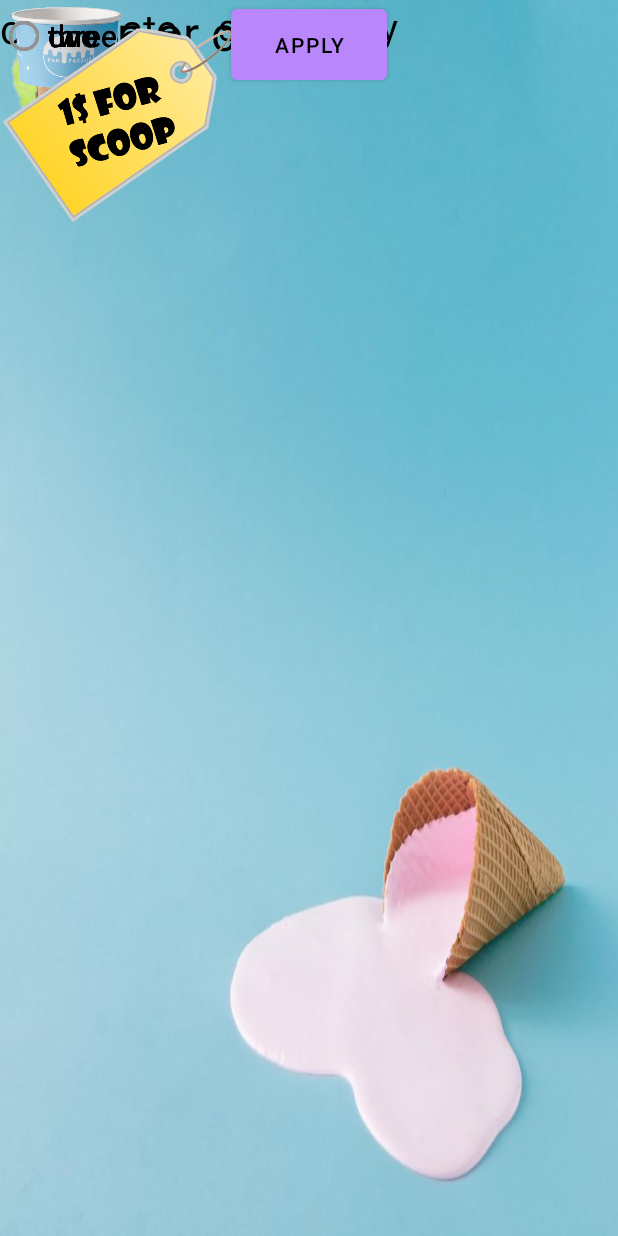
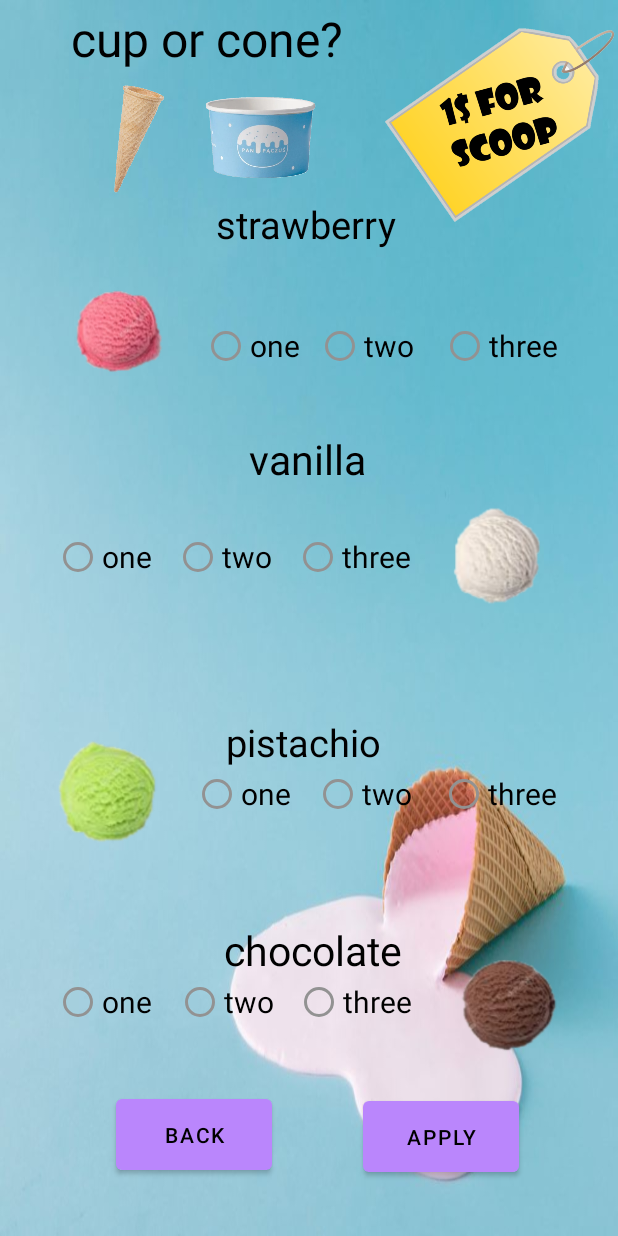
Before and after one commit to AmitSheer/Goldie.inc, an Android app: the ice_cream_menu screen opened directly, with no data from a screen before it, on a phone screen of 412 x 824 dp. Run offline under Robolectric (Android 15) with nearby library versions, the light colour scheme and no system bars; Roboto replaces fonts that are not available here.

Commit message:
organized ice cream page

```diff
--- a/app/src/main/java/com/goldie/menu/menu.java
+++ b/app/src/main/java/com/goldie/menu/menu.java
@@ -24,7 +24,7 @@ public class menu extends AppCompatActivity {
         ImageButton crepe_btn = findViewById(R.id.crepes);
         crepe_btn.setOnClickListener(v -> openCrepePage());
         ImageButton froyo_btn = findViewById(R.id.froyo);
-        crepe_btn.setOnClickListener(v -> openFroyoPage());
+        froyo_btn.setOnClickListener(v -> openFroyoPage());
     }
     public void openIceCreamPage(){
         Intent intent = new Intent(this,ice_cream_menu.class);
--- a/app/src/main/res/layout/icereammuneu.xml
+++ b/app/src/main/res/layout/icereammuneu.xml
@@ -11,79 +11,97 @@
         android:id="@+id/stra"
         android:layout_width="127dp"
         android:layout_height="120dp"
+        android:layout_marginStart="16dp"
+        app:layout_constraintBottom_toBottomOf="parent"
+        app:layout_constraintStart_toStartOf="parent"
+        app:layout_constraintTop_toTopOf="parent"
+        app:layout_constraintVertical_bias="0.222"
         app:srcCompat="@drawable/stra"
-        tools:ignore="MissingConstraints"
-        tools:layout_editor_absoluteX="15dp"
-        tools:layout_editor_absoluteY="143dp" />
+        tools:ignore="MissingConstraints" />
 
     <ImageView
         android:id="@+id/vaniilapic"
         android:layout_width="125dp"
         android:layout_height="108dp"
+        app:layout_constraintBottom_toBottomOf="parent"
+        app:layout_constraintEnd_toEndOf="parent"
+        app:layout_constraintHorizontal_bias="0.919"
+        app:layout_constraintStart_toStartOf="parent"
+        app:layout_constraintTop_toTopOf="parent"
+        app:layout_constraintVertical_bias="0.436"
         app:srcCompat="@drawable/vanilla"
-        tools:ignore="MissingConstraints"
-        tools:layout_editor_absoluteX="270dp"
-        tools:layout_editor_absoluteY="277dp" />
+        tools:ignore="MissingConstraints" />
 
     <ImageView
         android:id="@+id/Pistachiopic"
         android:layout_width="85dp"
         android:layout_height="97dp"
+        app:layout_constraintBottom_toBottomOf="parent"
+        app:layout_constraintEnd_toEndOf="parent"
+        app:layout_constraintHorizontal_bias="0.095"
+        app:layout_constraintStart_toStartOf="parent"
+        app:layout_constraintTop_toTopOf="parent"
+        app:layout_constraintVertical_bias="0.66"
         app:srcCompat="@drawable/pis"
-        tools:ignore="MissingConstraints"
-        tools:layout_editor_absoluteX="32dp"
-        tools:layout_editor_absoluteY="406dp" />
+        tools:ignore="MissingConstraints" />
 
     <ImageView
         android:id="@+id/imageView6"
         android:layout_width="103dp"
         android:layout_height="108dp"
+        app:layout_constraintBottom_toBottomOf="parent"
+        app:layout_constraintEnd_toEndOf="parent"
+        app:layout_constraintHorizontal_bias="0.925"
+        app:layout_constraintStart_toStartOf="parent"
+        app:layout_constraintTop_toTopOf="parent"
+        app:layout_constraintVertical_bias="0.853"
         app:srcCompat="@drawable/chocolate"
-        tools:ignore="MissingConstraints"
-        tools:layout_editor_absoluteX="285dp"
-        tools:layout_editor_absoluteY="542dp" />
+        tools:ignore="MissingConstraints" />
 
     <TextView
-        android:id="@+id/textView2"
+        android:id="@+id/cupOrCone"
         android:layout_width="wrap_content"
         android:layout_height="wrap_content"
+        android:layout_marginTop="4dp"
         android:fontFamily="@font/amaranth"
         android:text="@string/cup_or_cone"
         android:textColor="@color/black"
         android:textSize="32sp"
         app:layout_constraintEnd_toEndOf="parent"
-        app:layout_constraintHorizontal_bias="0.191"
+        app:layout_constraintHorizontal_bias="0.204"
         app:layout_constraintStart_toStartOf="parent"
-        tools:ignore="MissingConstraints"
-        tools:layout_editor_absoluteY="16dp" />
+        app:layout_constraintTop_toTopOf="parent"
+        tools:ignore="MissingConstraints" />
 
     <TextView
         android:id="@+id/straw"
         android:layout_width="wrap_content"
         android:layout_height="wrap_content"
+        android:layout_marginTop="132dp"
         android:fontFamily="@font/amaranth"
         android:text="@string/strawberry"
         android:textColor="@color/black"
         android:textSize="25sp"
         app:layout_constraintEnd_toEndOf="parent"
-        app:layout_constraintHorizontal_bias="0.498"
+        app:layout_constraintHorizontal_bias="0.494"
         app:layout_constraintStart_toStartOf="parent"
-        tools:ignore="MissingConstraints"
-        tools:layout_editor_absoluteY="143dp" />
+        app:layout_constraintTop_toTopOf="parent"
+        tools:ignore="MissingConstraints" />
 
     <TextView
         android:id="@+id/Pistachio"
         android:layout_width="wrap_content"
         android:layout_height="wrap_content"
+        android:layout_marginBottom="312dp"
         android:fontFamily="@font/amaranth"
         android:text="@string/pistachio"
         android:textColor="@color/black"
         android:textSize="25sp"
+        app:layout_constraintBottom_toBottomOf="parent"
         app:layout_constraintEnd_toEndOf="parent"
-        app:layout_constraintHorizontal_bias="0.498"
+        app:layout_constraintHorizontal_bias="0.488"
         app:layout_constraintStart_toStartOf="parent"
-        tools:ignore="MissingConstraints"
-        tools:layout_editor_absoluteY="377dp" />
+        tools:ignore="MissingConstraints" />
 
     <TextView
         android:id="@+id/vanilla"
@@ -93,45 +111,56 @@
         android:text="@string/vanilla"
         android:textColor="@color/black"
         android:textSize="27sp"
+        app:layout_constraintBottom_toBottomOf="parent"
         app:layout_constraintEnd_toEndOf="parent"
-        app:layout_constraintHorizontal_bias="0.492"
+        app:layout_constraintHorizontal_bias="0.498"
         app:layout_constraintStart_toStartOf="parent"
-        tools:ignore="MissingConstraints"
-        tools:layout_editor_absoluteY="246dp" />
+        app:layout_constraintTop_toTopOf="parent"
+        app:layout_constraintVertical_bias="0.365"
+        tools:ignore="MissingConstraints" />
 
     <TextView
         android:id="@+id/textView6"
         android:layout_width="wrap_content"
         android:layout_height="wrap_content"
+        android:layout_marginBottom="172dp"
         android:fontFamily="@font/amaranth"
         android:text="@string/chocolate"
         android:textColor="@color/black"
         android:textSize="27sp"
-        tools:ignore="MissingConstraints"
-        tools:layout_editor_absoluteX="151dp"
-        tools:layout_editor_absoluteY="518dp" />
+        app:layout_constraintBottom_toBottomOf="parent"
+        app:layout_constraintEnd_toEndOf="parent"
+        app:layout_constraintHorizontal_bias="0.509"
+        app:layout_constraintStart_toStartOf="parent"
+        tools:ignore="MissingConstraints" />
 
     <ImageButton
         android:id="@+id/imageButton"
         android:layout_width="77dp"
         android:layout_height="84dp"
+        android:layout_marginTop="52dp"
         android:background="@android:color/transparent"
         android:scaleType="fitCenter"
+        app:layout_constraintEnd_toEndOf="parent"
+        app:layout_constraintHorizontal_bias="0.155"
+        app:layout_constraintStart_toStartOf="parent"
+        app:layout_constraintTop_toTopOf="parent"
         app:srcCompat="@drawable/icecreamcon"
-        tools:ignore="MissingConstraints"
-        tools:layout_editor_absoluteX="32dp"
-        tools:layout_editor_absoluteY="53dp" />
+        tools:ignore="MissingConstraints" />
 
     <ImageButton
         android:id="@+id/imageButton2"
         android:layout_width="86dp"
         android:layout_height="64dp"
+        android:layout_marginTop="60dp"
         android:background="@android:color/transparent"
         android:scaleType="fitCenter"
+        app:layout_constraintEnd_toEndOf="parent"
+        app:layout_constraintHorizontal_bias="0.396"
+        app:layout_constraintStart_toStartOf="parent"
+        app:layout_constraintTop_toTopOf="parent"
         app:srcCompat="@drawable/icecreamcup"
-        tools:ignore="MissingConstraints"
-        tools:layout_editor_absoluteX="117dp"
-        tools:layout_editor_absoluteY="63dp" />
+        tools:ignore="MissingConstraints" />
 
     <RadioGroup
         android:layout_width="wrap_content"
@@ -168,9 +197,13 @@
         android:text="@string/one"
         android:textColor="@color/black"
         android:textSize="20sp"
-        tools:ignore="MissingConstraints"
-        tools:layout_editor_absoluteX="45dp"
-        tools:layout_editor_absoluteY="572dp" />
+        app:layout_constraintBottom_toBottomOf="parent"
+        app:layout_constraintEnd_toEndOf="parent"
+        app:layout_constraintHorizontal_bias="0.104"
+        app:layout_constraintStart_toStartOf="parent"
+        app:layout_constraintTop_toTopOf="parent"
+        app:layout_constraintVertical_bias="0.83"
+        tools:ignore="MissingConstraints" />
 
     <RadioButton
         android:id="@+id/two_c"
@@ -179,9 +212,13 @@
         android:text="@string/two"
         android:textColor="@color/black"
         android:textSize="20sp"
-        tools:ignore="MissingConstraints"
-        tools:layout_editor_absoluteX="127dp"
-        tools:layout_editor_absoluteY="572dp" />
+        app:layout_constraintBottom_toBottomOf="parent"
+        app:layout_constraintEnd_toEndOf="parent"
+        app:layout_constraintHorizontal_bias="0.338"
+        app:layout_constraintStart_toStartOf="parent"
+        app:layout_constraintTop_toTopOf="parent"
+        app:layout_constraintVertical_bias="0.83"
+        tools:ignore="MissingConstraints" />
 
     <RadioButton
         android:id="@+id/three_c"
@@ -190,9 +227,13 @@
         android:text="@string/three"
         android:textColor="@color/black"
         android:textSize="20sp"
-        tools:ignore="MissingConstraints"
-        tools:layout_editor_absoluteX="207dp"
-        tools:layout_editor_absoluteY="572dp" />
+        app:layout_constraintBottom_toBottomOf="parent"
+        app:layout_constraintEnd_toEndOf="parent"
+        app:layout_constraintHorizontal_bias="0.588"
+        app:layout_constraintStart_toStartOf="parent"
+        app:layout_constraintTop_toTopOf="parent"
+        app:layout_constraintVertical_bias="0.83"
+        tools:ignore="MissingConstraints" />
 
     <RadioButton
         android:id="@+id/three_p"
@@ -201,31 +242,41 @@
         android:text="@string/three"
         android:textColor="@color/black"
         android:textSize="20sp"
-        tools:ignore="MissingConstraints"
-        tools:layout_editor_absoluteX="285dp"
-        tools:layout_editor_absoluteY="436dp" />
+        app:layout_constraintBottom_toBottomOf="parent"
+        app:layout_constraintEnd_toEndOf="parent"
+        app:layout_constraintHorizontal_bias="0.879"
+        app:layout_constraintStart_toStartOf="parent"
+        app:layout_constraintTop_toTopOf="parent"
+        app:layout_constraintVertical_bias="0.651"
+        tools:ignore="MissingConstraints" />
 
     <RadioButton
         android:id="@+id/three_v"
         android:layout_width="wrap_content"
         android:layout_height="wrap_content"
+        android:layout_marginStart="196dp"
         android:text="@string/three"
         android:textColor="@color/black"
         android:textSize="20sp"
-        tools:ignore="MissingConstraints"
-        tools:layout_editor_absoluteX="194dp"
-        tools:layout_editor_absoluteY="306dp" />
+        app:layout_constraintBottom_toBottomOf="parent"
+        app:layout_constraintStart_toStartOf="parent"
+        app:layout_constraintTop_toTopOf="parent"
+        app:layout_constraintVertical_bias="0.448"
+        tools:ignore="MissingConstraints" />
 
     <RadioButton
         android:id="@+id/three_s"
         android:layout_width="wrap_content"
         android:layout_height="wrap_content"
+        android:layout_marginEnd="40dp"
         android:text="@string/three"
         android:textColor="@color/black"
         android:textSize="20sp"
-        tools:ignore="MissingConstraints"
-        tools:layout_editor_absoluteX="285dp"
-        tools:layout_editor_absoluteY="183dp" />
+        app:layout_constraintBottom_toBottomOf="parent"
+        app:layout_constraintEnd_toEndOf="parent"
+        app:layout_constraintTop_toTopOf="parent"
+        app:layout_constraintVertical_bias="0.266"
+        tools:ignore="MissingConstraints" />
 
     <RadioButton
         android:id="@+id/two_p"
@@ -234,31 +285,41 @@
         android:text="@string/two"
         android:textColor="@color/black"
         android:textSize="20sp"
-        tools:ignore="MissingConstraints"
-        tools:layout_editor_absoluteX="207dp"
-        tools:layout_editor_absoluteY="436dp" />
+        app:layout_constraintBottom_toBottomOf="parent"
+        app:layout_constraintEnd_toEndOf="parent"
+        app:layout_constraintHorizontal_bias="0.604"
+        app:layout_constraintStart_toStartOf="parent"
+        app:layout_constraintTop_toTopOf="parent"
+        app:layout_constraintVertical_bias="0.651"
+        tools:ignore="MissingConstraints" />
 
     <RadioButton
         android:id="@+id/two_v"
         android:layout_width="wrap_content"
         android:layout_height="wrap_content"
+        android:layout_marginStart="116dp"
         android:text="@string/two"
         android:textColor="@color/black"
         android:textSize="20sp"
-        tools:ignore="MissingConstraints"
-        tools:layout_editor_absoluteX="117dp"
-        tools:layout_editor_absoluteY="306dp" />
+        app:layout_constraintBottom_toBottomOf="parent"
+        app:layout_constraintStart_toStartOf="parent"
+        app:layout_constraintTop_toTopOf="parent"
+        app:layout_constraintVertical_bias="0.448"
+        tools:ignore="MissingConstraints" />
 
     <RadioButton
         android:id="@+id/two_s"
         android:layout_width="wrap_content"
         android:layout_height="wrap_content"
+        android:layout_marginEnd="136dp"
         android:text="@string/two"
         android:textColor="@color/black"
         android:textSize="20sp"
-        tools:ignore="MissingConstraints"
-        tools:layout_editor_absoluteX="207dp"
-        tools:layout_editor_absoluteY="183dp" />
+        app:layout_constraintBottom_toBottomOf="parent"
+        app:layout_constraintEnd_toEndOf="parent"
+        app:layout_constraintTop_toTopOf="parent"
+        app:layout_constraintVertical_bias="0.266"
+        tools:ignore="MissingConstraints" />
 
     <RadioButton
         android:id="@+id/one_p"
@@ -267,50 +328,79 @@
         android:text="@string/one"
         android:textColor="@color/black"
         android:textSize="20sp"
-        tools:ignore="MissingConstraints"
-        tools:layout_editor_absoluteX="129dp"
-        tools:layout_editor_absoluteY="436dp" />
+        app:layout_constraintBottom_toBottomOf="parent"
+        app:layout_constraintEnd_toEndOf="parent"
+        app:layout_constraintHorizontal_bias="0.372"
+        app:layout_constraintStart_toStartOf="parent"
+        app:layout_constraintTop_toTopOf="parent"
+        app:layout_constraintVertical_bias="0.651"
+        tools:ignore="MissingConstraints" />
 
     <RadioButton
         android:id="@+id/one_v"
         android:layout_width="wrap_content"
         android:layout_height="wrap_content"
+        android:layout_marginStart="32dp"
         android:text="@string/one"
         android:textColor="@color/black"
         android:textSize="20sp"
-        tools:ignore="MissingConstraints"
-        tools:layout_editor_absoluteX="32dp"
-        tools:layout_editor_absoluteY="306dp" />
+        app:layout_constraintBottom_toBottomOf="parent"
+        app:layout_constraintEnd_toStartOf="@+id/two_v"
+        app:layout_constraintHorizontal_bias="0.21"
+        app:layout_constraintStart_toStartOf="parent"
+        app:layout_constraintTop_toTopOf="parent"
+        app:layout_constraintVertical_bias="0.448"
+        tools:ignore="MissingConstraints" />
 
     <RadioButton
         android:id="@+id/one_s"
         android:layout_width="wrap_content"
         android:layout_height="wrap_content"
+        android:layout_marginEnd="212dp"
         android:text="@string/one"
         android:textColor="@color/black"
         android:textSize="20sp"
-        tools:ignore="MissingConstraints"
-        tools:layout_editor_absoluteX="129dp"
-        tools:layout_editor_absoluteY="183dp" />
+        app:layout_constraintBottom_toBottomOf="parent"
+        app:layout_constraintEnd_toEndOf="parent"
+        app:layout_constraintTop_toTopOf="parent"
+        app:layout_constraintVertical_bias="0.266"
+        tools:ignore="MissingConstraints" />
 
     <Button
-        android:id="@+id/button"
+        android:id="@+id/apply"
         android:layout_width="104dp"
         android:layout_height="59dp"
         android:text="@string/apply"
+        android:textColor="@color/black"
+        app:layout_constraintBottom_toBottomOf="parent"
         app:layout_constraintEnd_toEndOf="parent"
+        app:layout_constraintHorizontal_bias="0.785"
         app:layout_constraintStart_toStartOf="parent"
-        tools:ignore="MissingConstraints"
+        app:layout_constraintTop_toTopOf="parent"
+        app:layout_constraintVertical_bias="0.952"
+        tools:ignore="MissingConstraints" />
+
+    <Button
+        android:id="@+id/back"
+        android:layout_width="104dp"
+        android:layout_height="59dp"
+        android:text="@string/back"
         android:textColor="@color/black"
-        tools:layout_editor_absoluteY="643dp" />
+        app:layout_constraintBottom_toBottomOf="parent"
+        app:layout_constraintEnd_toEndOf="parent"
+        app:layout_constraintHorizontal_bias="0.25"
+        app:layout_constraintStart_toStartOf="parent"
+        app:layout_constraintTop_toTopOf="parent"
+        app:layout_constraintVertical_bias="0.95"
+        tools:ignore="MissingConstraints" />
 
     <ImageView
         android:id="@+id/imageView11"
         android:layout_width="157dp"
         android:layout_height="162dp"
+        app:layout_constraintEnd_toEndOf="parent"
+        app:layout_constraintTop_toTopOf="parent"
         app:srcCompat="@drawable/circle"
-        tools:layout_editor_absoluteX="253dp"
-        tools:layout_editor_absoluteY="-8dp"
         tools:ignore="MissingConstraints" />
 
 
--- a/app/src/main/res/values/strings.xml
+++ b/app/src/main/res/values/strings.xml
@@ -40,4 +40,5 @@
     <string name="_1">1$</string>
     <string name="_2">2$</string>
     <string name="_0">0$</string>
+    <string name="back">back</string>
 </resources>
```
